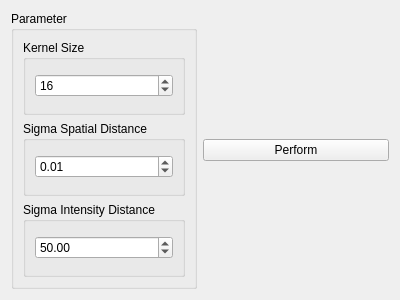
Before: the Qt Designer form source/modules/bilateral_filter/BilateralFilterWidget.ui in josefkoller/ambient_image_processor, drawn with Qt 5.
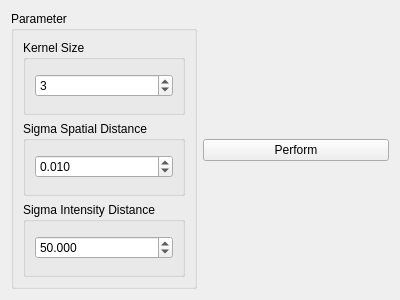
After: the same form once the commit is applied.

Commit message: 3d region growing segmentation with recursion depth check, bilaterial filter 3d cuda

Diff of the .ui file:
```diff
--- a/source/modules/bilateral_filter/BilateralFilterWidget.ui
+++ b/source/modules/bilateral_filter/BilateralFilterWidget.ui
@@ -29,7 +29,7 @@
          <item>
           <widget class="QSpinBox" name="kernelSizeSpinbox">
            <property name="value">
-            <number>16</number>
+            <number>3</number>
            </property>
           </widget>
          </item>
@@ -44,6 +44,15 @@
         <layout class="QGridLayout" name="gridLayout_6">
          <item row="0" column="0">
           <widget class="QDoubleSpinBox" name="sigmaSpatialDistanceSpinbox">
+           <property name="decimals">
+            <number>3</number>
+           </property>
+           <property name="maximum">
+            <double>99999.000000000000000</double>
+           </property>
+           <property name="singleStep">
+            <double>0.001000000000000</double>
+           </property>
            <property name="value">
             <double>0.010000000000000</double>
            </property>
@@ -60,8 +69,14 @@
         <layout class="QVBoxLayout" name="verticalLayout_11">
          <item>
           <widget class="QDoubleSpinBox" name="sigmaIntensityDistanceSpinbox">
+           <property name="decimals">
+            <number>3</number>
+           </property>
            <property name="maximum">
-            <double>1000.000000000000000</double>
+            <double>99999.000000000000000</double>
+           </property>
+           <property name="singleStep">
+            <double>0.100000000000000</double>
            </property>
            <property name="value">
             <double>50.000000000000000</double>
```
The commit also changes 13 other files.
